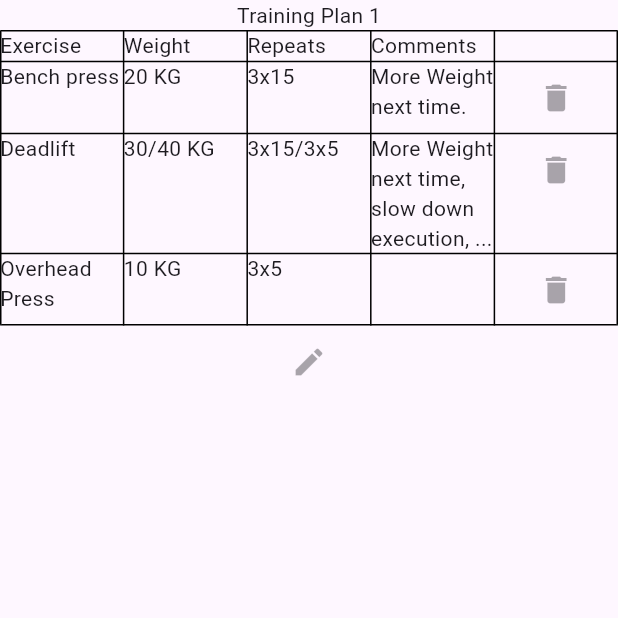
After one commit to sdresselmann/Herculade, a Flutter app: the TrainingPlanListPage screen opened directly, on a phone screen of 412 x 824 dp, the top half of it. The commit adds this screen. Run offline on Flutter 3.47's test engine with Material 3 defaults, Android fonts, the phone set to English and light mode, and no system bars; our stand-ins replace cloud_firestore, firebase_auth, firebase_core, get_it, rxdart; accounts and stored records are empty; network calls fail; statements that could not run were skipped.

Commit message:
#73 - feat(training plan): extract table headers
By making the table headers dynamic and extracting them into a separate widget, their content and styling can be altered manually allowing for more versatility on changes.

```diff
--- a/lib/core/constants/localization.dart
+++ b/lib/core/constants/localization.dart
@@ -6,4 +6,11 @@ const String trainingPlanListRouteLabel = "Training Plans";
 const String exerciseRouteLabel = "Exercise";
 const String trainingDayRouteLabel = "Training Day";
 const String trainingPeriodRouteLabel = "Training Period";
-final List<String> tableHeaderLabels = ["Exercise", "Weight", "Repeats"];
+final List<String> tableHeaderLabels = [
+  "Exercise",
+  "Weight",
+  "Repeats",
+  "Comments",
+  // Buttons
+  "",
+];
--- /dev/null
+++ b/lib/training_plan/widgets/table_header.dart
@@ -0,0 +1,12 @@
+import 'package:flutter/material.dart';
+
+class TableHeader extends StatelessWidget {
+  final String headerText;
+
+  const TableHeader({required this.headerText});
+
+  @override
+  Widget build(BuildContext context) {
+    return Text(headerText);
+  }
+}
--- /dev/null
+++ b/lib/training_plan/widgets/training_plan_table.dart
@@ -0,0 +1,65 @@
+import 'package:flutter/material.dart';
+import 'package:lifting_progress_tracker/core/constants/localization.dart';
+import 'package:lifting_progress_tracker/training_plan/widgets/table_header.dart';
+
+class TrainingPlanTable extends StatelessWidget {
+  @override
+  Widget build(BuildContext context) {
+    return Column(
+      children: [
+        const Text("Training Plan 1"),
+        Table(
+          border: TableBorder.all(),
+          children: [
+            TableRow(
+              children: [
+                for (final label in tableHeaderLabels)
+                  TableHeader(headerText: label),
+              ],
+            ),
+            const TableRow(
+              children: [
+                Text("Bench press"),
+                Text("20 KG"),
+                Text("3x15"),
+                Text("More Weight next time."),
+                IconButton(
+                  onPressed: null,
+                  icon: Icon(Icons.delete),
+                ),
+              ],
+            ),
+            const TableRow(
+              children: [
+                Text("Deadlift"),
+                Text("30/40 KG"),
+                Text("3x15/3x5"),
+                Text("More Weight next time, slow down execution, ..."),
+                IconButton(
+                  onPressed: null,
+                  icon: Icon(Icons.delete),
+                ),
+              ],
+            ),
+            const TableRow(
+              children: [
+                Text("Overhead Press"),
+                Text("10 KG"),
+                Text("3x5"),
+                Text(""),
+                IconButton(
+                  onPressed: null,
+                  icon: Icon(Icons.delete),
+                ),
+              ],
+            ),
+          ],
+        ),
+        const IconButton(
+          onPressed: null,
+          icon: Icon(Icons.create),
+        ),
+      ],
+    );
+  }
+}
```
Also changed, not shown: lib/pages/training_plan_list.dart (+2 -59 lines).
